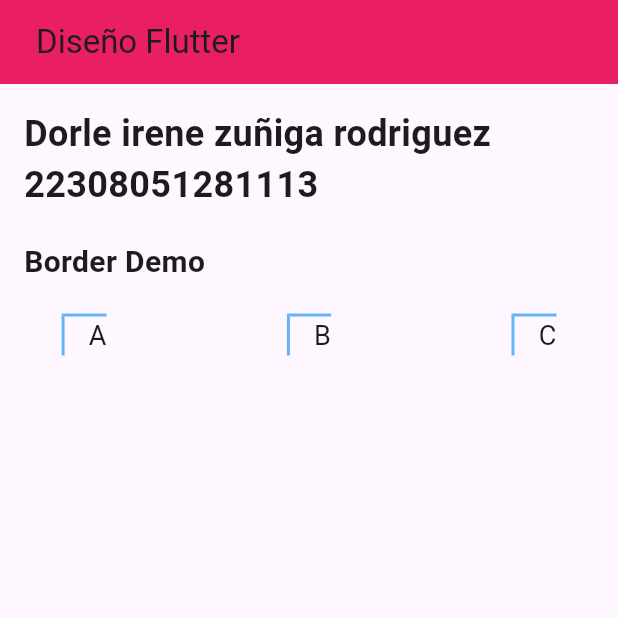
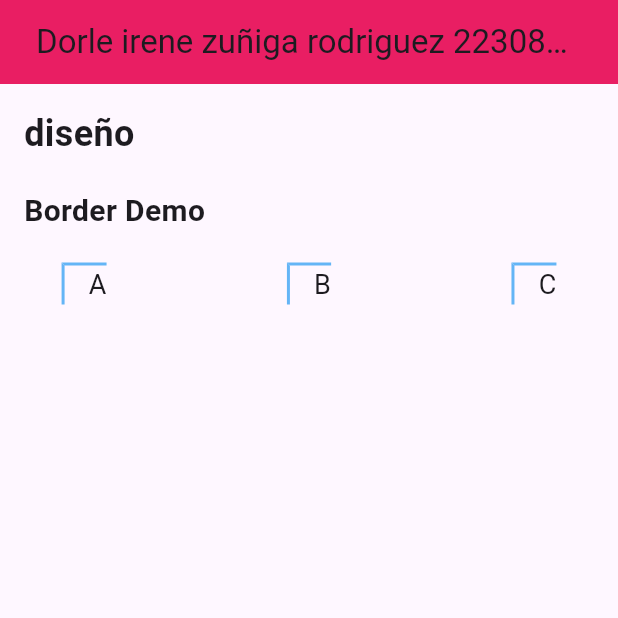
Before and after one commit to Dorle-Zuniga-1113/p11-autonoma-1113, a Flutter app: the screen it shows after launch, on a phone screen of 412 x 824 dp, the top half of it. Run offline on Flutter 3.47's test engine with Material 3 defaults, Android fonts, the phone set to English and light mode, and no system bars.

```diff
--- a/lib/main.dart
+++ b/lib/main.dart
@@ -20,7 +20,7 @@ class MyApp extends
           backgroundColor: Colors.pink, // Fondo rosa para eAppBar
           title: Container(
             padding: const EdgeInsets.symmetric(horizontal: 8, vertical: 4),
-            child: const Text('Diseño Flutter'),
+            child: const Text('Dorle irene zuñiga rodriguez 22308051281113 num.52'),
           ),
         ),
         body: Padding(
@@ -29,7 +29,7 @@ class MyApp extends
             crossAxisAlignment: CrossAxisAlignment.start,
             children: <Widget>[
               const Text(
-                'Dorle irene zuñiga rodriguez 22308051281113',
+                'diseño',
                 style: TextStyle(fontSize:
 24, fontWeight: FontWeight.bold),
               ),
```
